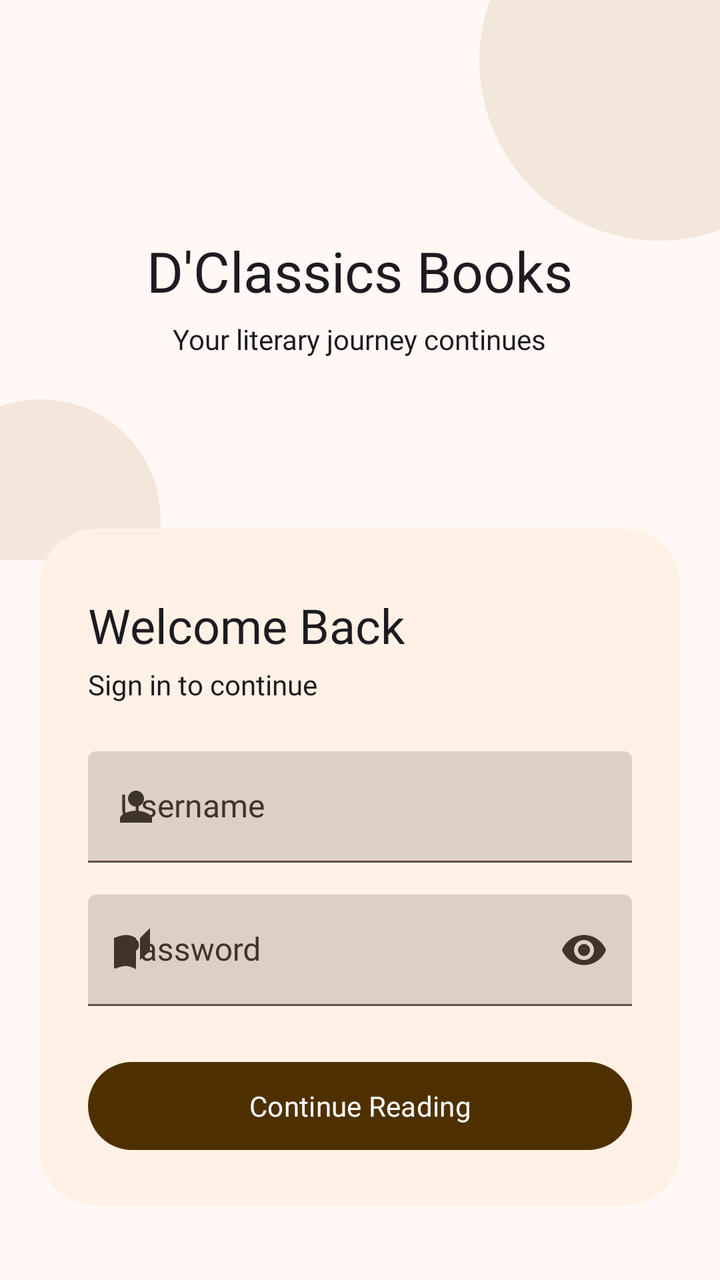
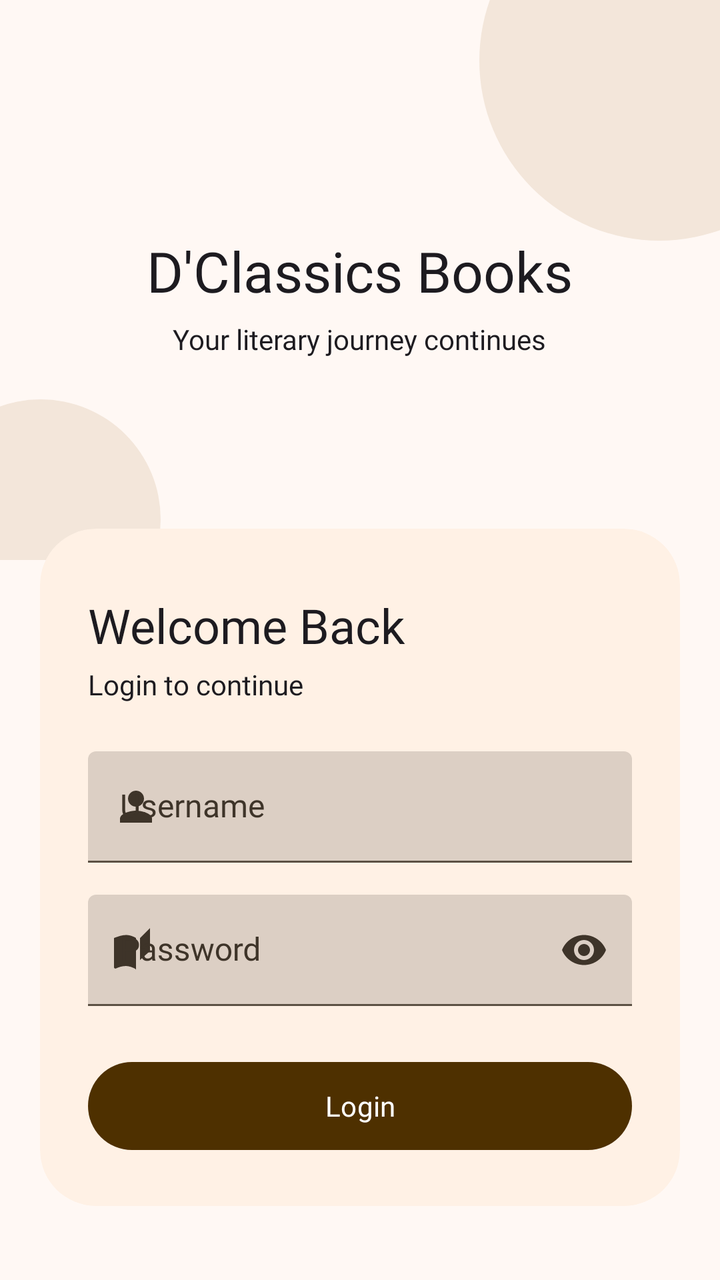

The first picture is an Android layout as it rendered before a commit; the second is the same layout after the commit. The layout source and the unified diff follow.
<!-- AndroidManifest.xml: application theme Theme.DClassicsBooks -->
<!-- res/layout/activity_login.xml -->
<?xml version="1.0" encoding="utf-8"?>
<ScrollView xmlns:android="http://schemas.android.com/apk/res/android"
    xmlns:app="http://schemas.android.com/apk/res-auto"
    android:layout_width="match_parent"
    android:layout_height="match_parent"
    android:fillViewport="true">

    <LinearLayout
        android:layout_width="match_parent"
        android:layout_height="wrap_content"
        android:orientation="vertical"
        android:minHeight="600dp">

        
        <RelativeLayout
            android:layout_width="match_parent"
            android:layout_height="280dp">

            
            <View
                android:layout_width="180dp"
                android:layout_height="180dp"
                android:layout_alignParentEnd="true"
                android:layout_alignParentTop="true"
                android:layout_marginEnd="-60dp"
                android:layout_marginTop="-60dp"
                android:background="@drawable/shape_circle_light_overlay"/>

            
            <View
                android:layout_width="120dp"
                android:layout_height="120dp"
                android:layout_alignParentStart="true"
                android:layout_alignParentBottom="true"
                android:layout_marginStart="-40dp"
                android:layout_marginBottom="-40dp"
                android:background="@drawable/shape_circle_light_overlay"/>

            
            <LinearLayout
                android:layout_width="wrap_content"
                android:layout_height="wrap_content"
                android:layout_centerInParent="true"
                android:orientation="vertical"
                android:gravity="center">

                <TextView
                    android:layout_width="wrap_content"
                    android:layout_height="wrap_content"
                    android:layout_marginTop="@dimen/space200"
                    android:text="@string/app_name"
                    android:textAppearance="?attr/textAppearanceHeadlineMedium" />

                <TextView
                    android:layout_width="wrap_content"
                    android:layout_height="wrap_content"
                    android:text="@string/login_subtitle"
                    android:textAppearance="?attr/textAppearanceBodyMedium"
                    android:layout_marginTop="@dimen/space075"/>

            </LinearLayout>
        </RelativeLayout>

        
        <com.google.android.material.card.MaterialCardView
            android:layout_width="match_parent"
            android:layout_height="wrap_content"
            android:layout_marginHorizontal="@dimen/space250"
            android:layout_marginTop="-16dp"
            android:layout_marginBottom="@dimen/space400"
            app:shapeAppearance="@style/ShapeAppearance.Material3.Corner.ExtraLarge">

            <LinearLayout
                android:layout_width="match_parent"
                android:layout_height="wrap_content"
                android:orientation="vertical"
                android:paddingHorizontal="@dimen/space300"
                android:paddingTop="@dimen/space400"
                android:paddingBottom="@dimen/space300">

                <TextView
                    android:layout_width="wrap_content"
                    android:layout_height="wrap_content"
                    android:text="@string/welcome_back"
                    android:textAppearance="?attr/textAppearanceHeadlineSmall" />

                <LinearLayout
                    android:layout_width="wrap_content"
                    android:layout_height="wrap_content"
                    android:orientation="horizontal"
                    android:gravity="center_vertical"
                    android:layout_marginTop="@dimen/space050"
                    android:layout_marginBottom="@dimen/space300">

                    <TextView
                        android:layout_width="wrap_content"
                        android:layout_height="wrap_content"
                        android:text="Sign in to continue"
                        android:textAppearance="?attr/textAppearanceBodyMedium"/>
                </LinearLayout>

                <com.google.android.material.textfield.TextInputLayout
                    android:id="@+id/til_username"
                    style="@style/Widget.Material3.TextInputLayout.FilledBox"
                    android:layout_width="match_parent"
                    android:layout_height="wrap_content"
                    android:hint="@string/username_hint"
                    app:startIconDrawable="@drawable/ic_person">

                    <com.google.android.material.textfield.TextInputEditText
                        android:id="@+id/et_username"
                        android:layout_width="match_parent"
                        android:layout_height="wrap_content"
                        android:inputType="text"
                        android:imeOptions="actionNext"/>
                </com.google.android.material.textfield.TextInputLayout>

                <com.google.android.material.textfield.TextInputLayout
                    android:id="@+id/til_password"
                    style="@style/Widget.Material3.TextInputLayout.FilledBox"
                    android:layout_width="match_parent"
                    android:layout_height="wrap_content"
                    android:layout_marginTop="@dimen/space200"
                    android:hint="@string/password_hint"
                    app:startIconDrawable="@drawable/ic_auto_stories"
                    app:endIconMode="password_toggle">

                    <com.google.android.material.textfield.TextInputEditText
                        android:id="@+id/et_password"
                        android:layout_width="match_parent"
                        android:layout_height="wrap_content"
                        android:inputType="textPassword"
                        android:imeOptions="actionDone"/>
                </com.google.android.material.textfield.TextInputLayout>

                <Button
                    android:id="@+id/btn_login"
                    android:layout_width="match_parent"
                    android:layout_height="52dp"
                    android:layout_marginTop="@dimen/space300"
                    android:text="@string/btn_login"/>

            </LinearLayout>
        </com.google.android.material.card.MaterialCardView>

    </LinearLayout>
</ScrollView>
<!-- resources referenced by this layout -->
<resources>
  <dimen name="space050">4dp</dimen>
  <dimen name="space075">6dp</dimen>
  <dimen name="space200">16dp</dimen>
  <dimen name="space250">20dp</dimen>
  <dimen name="space300">24dp</dimen>
  <dimen name="space400">32dp</dimen>
  <string name="btn_login">Continue Reading</string>
  <style name="Theme.DClassicsBooks.Base" parent="Theme.Material3.Light.NoActionBar">
          <item name="colorPrimary">@color/primary</item>
          <item name="colorOnPrimary">@color/white</item>
          <item name="colorPrimaryContainer">@color/primary_container</item>
          <item name="colorOnPrimaryContainer">@color/white</item>
          <item name="colorSecondary">@color/secondary</item>
          <item name="colorOnSecondary">@color/white</item>
          <item name="colorSecondaryContainer">@color/secondary_container</item>
          <item name="colorOnSecondaryContainer">@color/white</item>
          <item name="colorTertiary">@color/accent</item>
          <item name="colorOnTertiary">@color/white</item>
          <item name="colorTertiaryContainer">@color/accent_container</item>
          <item name="colorOnTertiaryContainer">@color/white</item>
          <item name="colorError">@color/error</item>
          <item name="colorOnError">@color/white</item>
          <item name="colorErrorContainer">@color/error_container</item>
          <item name="colorOnErrorContainer">@color/white</item>
          <item name="colorSurface">@color/surface</item>
          <item name="colorSurfaceContainerLowest">@color/surface_container_low</item>
          <item name="colorSurfaceContainerLow">@color/surface_container_low</item>
          <item name="colorSurfaceContainer">@color/surface_container</item>
          <item name="colorSurfaceContainerHigh">@color/surface_container_high</item>
          <item name="colorSurfaceContainerHighest">@color/surface_container_high</item>
          <item name="colorOutline">@color/outline</item>
          <item name="colorOutlineVariant">@color/outline_variant</item>
          <item name="colorOnSurface">@color/on_surface</item>
          <item name="colorOnSurfaceVariant">@color/on_surface_variant</item>
          <item name="android:colorBackground">@color/surface</item>
  
          <item name="textAppearanceDisplayLarge">@style/Typography.DisplayLarge</item>
          <item name="textAppearanceDisplayMedium">@style/Typography.DisplayMedium</item>
          <item name="textAppearanceDisplaySmall">@style/Typography.DisplaySmall</item>
          <item name="textAppearanceHeadlineLarge">@style/Typography.HeadlineLarge</item>
          <item name="textAppearanceHeadlineMedium">@style/Typography.HeadlineMedium</item>
          <item name="textAppearanceHeadlineSmall">@style/Typography.HeadlineSmall</item>
          <item name="textAppearanceTitleLarge">@style/Typography.TitleLarge</item>
          <item name="textAppearanceTitleMedium">@style/Typography.TitleMedium</item>
          <item name="textAppearanceTitleSmall">@style/Typography.TitleSmall</item>
          <item name="textAppearanceBodyLarge">@style/Typography.BodyLarge</item>
          <item name="textAppearanceBodyMedium">@style/Typography.BodyMedium</item>
          <item name="textAppearanceBodySmall">@style/Typography.BodySmall</item>
          <item name="textAppearanceLabelLarge">@style/Typography.LabelLarge</item>
          <item name="textAppearanceLabelMedium">@style/Typography.LabelMedium</item>
          <item name="textAppearanceLabelSmall">@style/Typography.LabelSmall</item>
  
          <item name="materialCardViewStyle">@style/Widget.DClassicsBooks.CardView</item>
      </style>
  <color name="white">#FFFFFF</color>
  <color name="error">#740006</color>
  <!-- unchanged entries left out for length: 40 -->
</resources>

<!-- the commit's change to res/layout/activity_login.xml (unified diff, before → after) -->
@@ -95,7 +95,7 @@
                     <TextView
                         android:layout_width="wrap_content"
                         android:layout_height="wrap_content"
-                        android:text="Sign in to continue"
+                        android:text="Login to continue"
                         android:textAppearance="?attr/textAppearanceBodyMedium"/>
                 </LinearLayout>
 
<!-- resource entries referenced after the edit -->
@@ -6,7 +6,7 @@
   <dimen name="space250">20dp</dimen>
   <dimen name="space300">24dp</dimen>
   <dimen name="space400">32dp</dimen>
-  <string name="btn_login">Continue Reading</string>
+  <string name="btn_login">Login</string>
   <style name="Theme.DClassicsBooks.Base" parent="Theme.Material3.Light.NoActionBar">
           <item name="colorPrimary">@color/primary</item>
           <item name="colorOnPrimary">@color/white</item>
@@ -52,6 +52,11 @@
           <item name="textAppearanceLabelMedium">@style/Typography.LabelMedium</item>
           <item name="textAppearanceLabelSmall">@style/Typography.LabelSmall</item>
   
+          <item name="android:textAppearanceLargePopupMenu">?attr/textAppearanceLabelLarge</item>
+          <item name="android:textAppearanceSmallPopupMenu">?attr/textAppearanceLabelLarge</item>
+          <item name="textAppearanceLargePopupMenu">?attr/textAppearanceLabelLarge</item>
+          <item name="textAppearanceSmallPopupMenu">?attr/textAppearanceLabelLarge</item>
+  
           <item name="materialCardViewStyle">@style/Widget.DClassicsBooks.CardView</item>
       </style>
   <color name="white">#FFFFFF</color>
